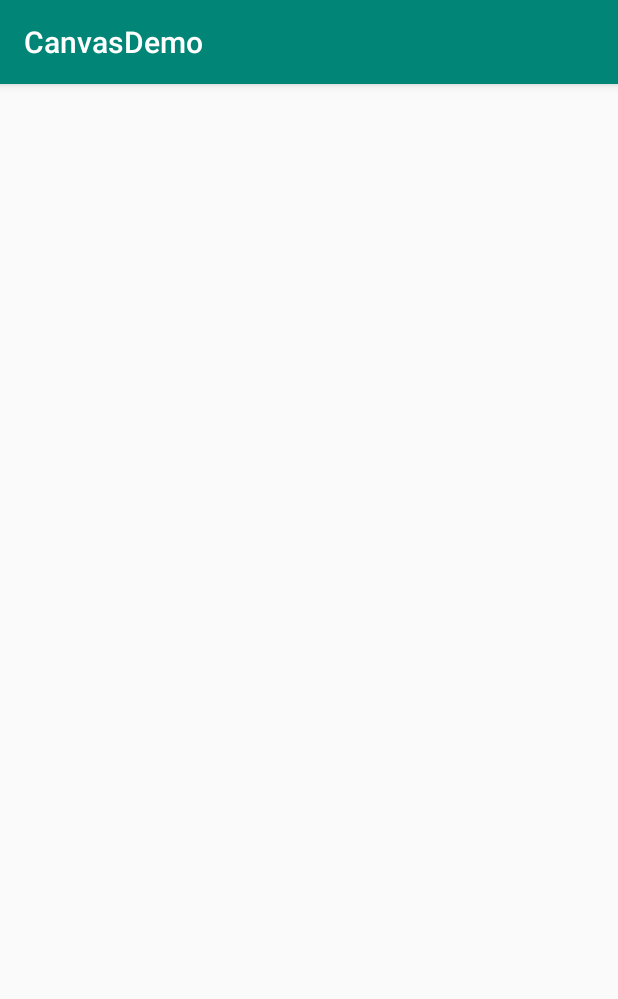
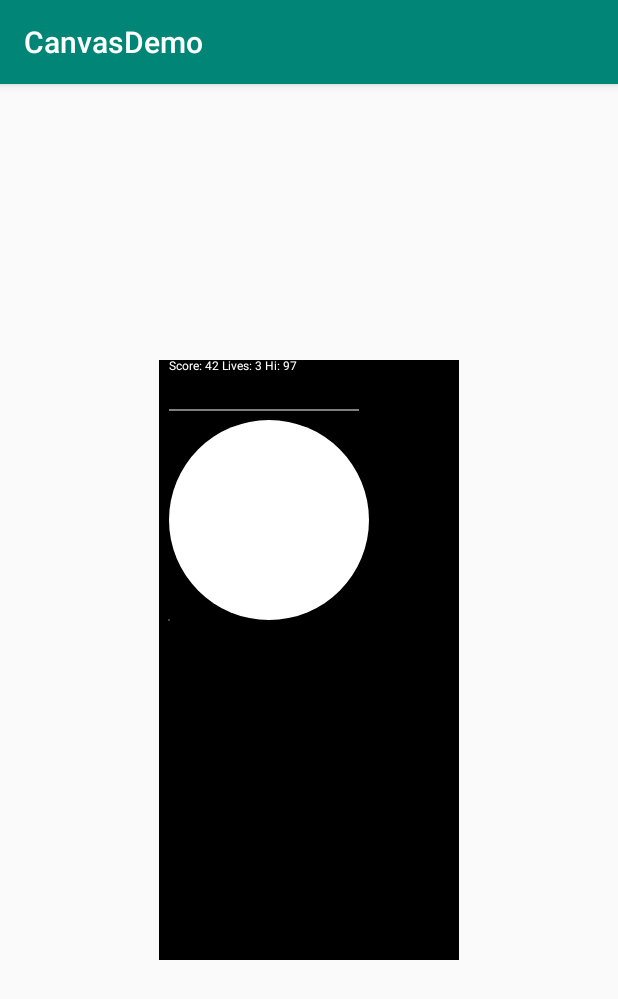
Before and after one commit to tkhenghong/CanvasDemo, an Android app: the screen it shows after launch (MainActivity), on a phone screen of 412 x 824 dp. Shown: the top 999 px of the screen. Run offline under Robolectric (Android 15) with nearby library versions, the phone set to English and light mode, and no system bars.

Commit message:
Until page 266 of 392

```diff
--- a/app/src/main/java/com/packtpub/canvasdemo/MainActivity.java
+++ b/app/src/main/java/com/packtpub/canvasdemo/MainActivity.java
@@ -2,6 +2,7 @@ package com.packtpub.canvasdemo;
 
 import android.graphics.Bitmap;
 import android.graphics.Canvas;
+import android.graphics.Color;
 import android.graphics.Paint;
 import android.support.v7.app.AppCompatActivity;
 import android.os.Bundle;
@@ -21,5 +22,19 @@ public class MainActivity extends AppCompatActivity {
         Canvas ourCanvas = new Canvas(ourBitmap);
         //A paint object that does our drawing, on our canvas
         Paint paint = new Paint();
+
+        //Set the background color
+        ourCanvas.drawColor(Color.BLACK);
+        //Change the color of the virtual paint brush
+        paint.setColor(Color.argb(255, 255, 255, 255));
+
+        //Now draw a load of stuff on our canvas
+        ourCanvas.drawText("Score: 42 Lives: 3 Hi: 97", 10, 10, paint);
+        ourCanvas.drawLine(10, 50, 200, 50, paint);
+        ourCanvas.drawCircle(110, 160, 100, paint);
+        ourCanvas.drawPoint(10, 260, paint);
+
+        //Now put the canvas in the frame
+        ourFrame.setImageBitmap(ourBitmap);
     }
 }
```
